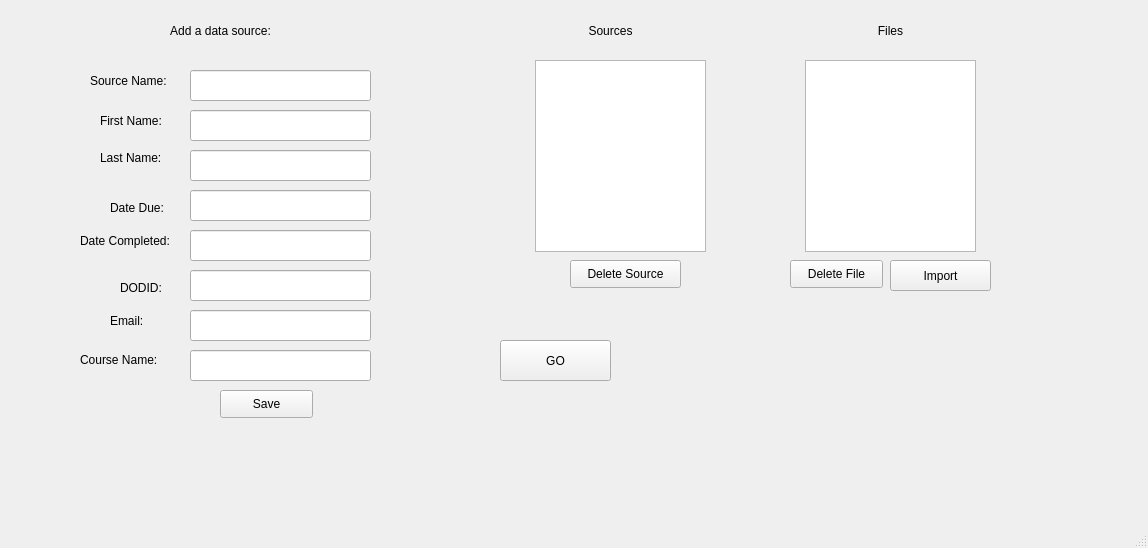
Qt form src/uiFile.ui (andrewh1011/project_elevate) before a commit.
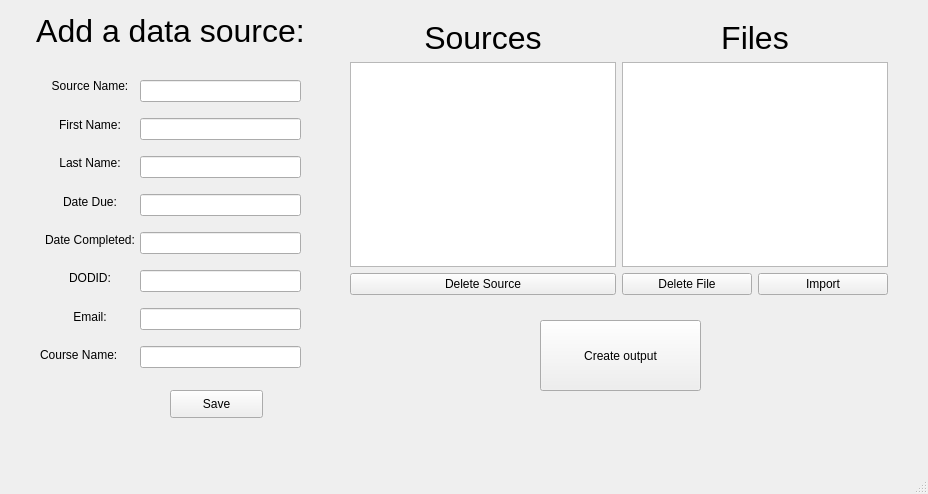
The same form after that commit.

Commit message: UI now has standardized layouts and fonts

The edit to the form file:
```diff
--- a/src/uiFile.ui
+++ b/src/uiFile.ui
@@ -6,137 +6,52 @@
    <rect>
     <x>0</x>
     <y>0</y>
-    <width>1148</width>
-    <height>548</height>
+    <width>928</width>
+    <height>494</height>
    </rect>
   </property>
+  <property name="font">
+   <font>
+    <family>Arial</family>
+   </font>
+  </property>
   <property name="windowTitle">
    <string>Project Elevate</string>
   </property>
   <widget class="QWidget" name="centralwidget">
-   <widget class="QPushButton" name="importButton">
-    <property name="geometry">
-     <rect>
-      <x>890</x>
-      <y>260</y>
-      <width>101</width>
-      <height>31</height>
-     </rect>
-    </property>
-    <property name="text">
-     <string>Import</string>
-    </property>
-   </widget>
-   <widget class="QListWidget" name="fileList">
-    <property name="geometry">
-     <rect>
-      <x>805</x>
-      <y>60</y>
-      <width>171</width>
-      <height>192</height>
-     </rect>
-    </property>
-   </widget>
-   <widget class="QPushButton" name="deleteFileBtn">
-    <property name="geometry">
-     <rect>
-      <x>790</x>
-      <y>260</y>
-      <width>93</width>
-      <height>28</height>
-     </rect>
-    </property>
-    <property name="text">
-     <string>Delete File</string>
-    </property>
-   </widget>
-   <widget class="QLineEdit" name="dodid">
-    <property name="geometry">
-     <rect>
-      <x>190</x>
-      <y>270</y>
-      <width>181</width>
-      <height>31</height>
-     </rect>
-    </property>
-    <property name="text">
-     <string/>
-    </property>
-   </widget>
-   <widget class="QLabel" name="label_3">
-    <property name="geometry">
-     <rect>
-      <x>110</x>
-      <y>200</y>
-      <width>71</width>
-      <height>16</height>
-     </rect>
-    </property>
-    <property name="text">
-     <string>Date Due:</string>
-    </property>
-   </widget>
    <widget class="QPushButton" name="saveSourceBtn">
     <property name="geometry">
      <rect>
-      <x>220</x>
+      <x>170</x>
       <y>390</y>
       <width>93</width>
       <height>28</height>
      </rect>
     </property>
+    <property name="font">
+     <font>
+      <family>Arial</family>
+     </font>
+    </property>
     <property name="text">
      <string>Save</string>
     </property>
    </widget>
-   <widget class="QLineEdit" name="sourceName">
-    <property name="geometry">
-     <rect>
-      <x>190</x>
-      <y>70</y>
-      <width>181</width>
-      <height>31</height>
-     </rect>
-    </property>
-    <property name="text">
-     <string/>
-    </property>
-   </widget>
-   <widget class="QLineEdit" name="dueDate">
-    <property name="geometry">
-     <rect>
-      <x>190</x>
-      <y>190</y>
-      <width>181</width>
-      <height>31</height>
-     </rect>
-    </property>
-    <property name="text">
-     <string/>
-    </property>
-   </widget>
-   <widget class="QLabel" name="label_2">
-    <property name="geometry">
-     <rect>
-      <x>90</x>
-      <y>70</y>
-      <width>101</width>
-      <height>21</height>
-     </rect>
-    </property>
-    <property name="text">
-     <string>Source Name:</string>
-    </property>
-   </widget>
    <widget class="QLabel" name="label_5">
     <property name="geometry">
      <rect>
-      <x>60</x>
+      <x>10</x>
       <y>10</y>
       <width>321</width>
       <height>41</height>
      </rect>
     </property>
+    <property name="font">
+     <font>
+      <family>Arial</family>
+      <pointsize>24</pointsize>
+     </font>
+    </property>
     <property name="text">
      <string>Add a data source:</string>
     </property>
@@ -144,229 +59,344 @@
      <set>Qt::AlignCenter</set>
     </property>
    </widget>
-   <widget class="QLineEdit" name="firstName">
-    <property name="geometry">
-     <rect>
-      <x>190</x>
-      <y>110</y>
-      <width>181</width>
-      <height>31</height>
-     </rect>
-    </property>
-    <property name="text">
-     <string/>
-    </property>
-   </widget>
-   <widget class="QLabel" name="label_4">
-    <property name="geometry">
-     <rect>
-      <x>120</x>
-      <y>280</y>
-      <width>61</width>
-      <height>16</height>
-     </rect>
-    </property>
-    <property name="text">
-     <string>DODID:</string>
-    </property>
-   </widget>
-   <widget class="QLabel" name="label_6">
-    <property name="geometry">
-     <rect>
-      <x>100</x>
-      <y>110</y>
-      <width>81</width>
-      <height>21</height>
-     </rect>
-    </property>
-    <property name="text">
-     <string>First Name:</string>
-    </property>
-   </widget>
    <widget class="QLabel" name="actionLabel">
     <property name="geometry">
      <rect>
-      <x>80</x>
-      <y>450</y>
+      <x>360</x>
+      <y>410</y>
       <width>521</width>
       <height>16</height>
      </rect>
     </property>
-    <property name="text">
-     <string/>
+    <property name="font">
+     <font>
+      <family>Arial</family>
+      <pointsize>15</pointsize>
+     </font>
     </property>
-   </widget>
-   <widget class="QListWidget" name="sourceList">
-    <property name="geometry">
-     <rect>
-      <x>535</x>
-      <y>60</y>
-      <width>171</width>
-      <height>192</height>
-     </rect>
+    <property name="mouseTracking">
+     <bool>false</bool>
     </property>
-   </widget>
-   <widget class="QPushButton" name="deleteSourceBtn">
-    <property name="geometry">
-     <rect>
-      <x>570</x>
-      <y>260</y>
-      <width>111</width>
-      <height>28</height>
-     </rect>
-    </property>
     <property name="text">
-     <string>Delete Source</string>
+     <string/>
     </property>
-   </widget>
-   <widget class="QLabel" name="label_7">
-    <property name="geometry">
-     <rect>
-      <x>450</x>
-      <y>10</y>
-      <width>321</width>
-      <height>41</height>
-     </rect>
-    </property>
-    <property name="text">
-     <string>Sources</string>
-    </property>
     <property name="alignment">
      <set>Qt::AlignCenter</set>
     </property>
    </widget>
-   <widget class="QLabel" name="label_8">
-    <property name="geometry">
-     <rect>
-      <x>730</x>
-      <y>10</y>
-      <width>321</width>
-      <height>41</height>
-     </rect>
-    </property>
-    <property name="text">
-     <string>Files</string>
-    </property>
-    <property name="alignment">
-     <set>Qt::AlignCenter</set>
-    </property>
-   </widget>
-   <widget class="QLineEdit" name="lastName">
-    <property name="geometry">
-     <rect>
-      <x>190</x>
-      <y>150</y>
-      <width>181</width>
-      <height>31</height>
-     </rect>
-    </property>
-    <property name="text">
-     <string/>
-    </property>
-   </widget>
-   <widget class="QLabel" name="label_9">
-    <property name="geometry">
-     <rect>
-      <x>100</x>
-      <y>150</y>
-      <width>71</width>
-      <height>16</height>
-     </rect>
-    </property>
-    <property name="text">
-     <string>Last Name:</string>
-    </property>
-   </widget>
-   <widget class="QLabel" name="label_10">
-    <property name="geometry">
-     <rect>
-      <x>80</x>
-      <y>230</y>
-      <width>111</width>
-      <height>21</height>
-     </rect>
-    </property>
-    <property name="text">
-     <string>Date Completed:</string>
-    </property>
-   </widget>
-   <widget class="QLineEdit" name="compDate">
-    <property name="geometry">
-     <rect>
-      <x>190</x>
-      <y>230</y>
-      <width>181</width>
-      <height>31</height>
-     </rect>
-    </property>
-    <property name="text">
-     <string/>
-    </property>
-   </widget>
    <widget class="QPushButton" name="startBtn">
     <property name="geometry">
      <rect>
-      <x>500</x>
-      <y>340</y>
-      <width>111</width>
-      <height>41</height>
+      <x>540</x>
+      <y>320</y>
+      <width>161</width>
+      <height>71</height>
      </rect>
     </property>
-    <property name="text">
-     <string>GO</string>
+    <property name="font">
+     <font>
+      <family>Arial</family>
+     </font>
     </property>
-   </widget>
-   <widget class="QLineEdit" name="email">
-    <property name="geometry">
-     <rect>
-      <x>190</x>
-      <y>310</y>
-      <width>181</width>
-      <height>31</height>
-     </rect>
+    <property name="styleSheet">
+     <string notr="true"/>
     </property>
     <property name="text">
-     <string/>
+     <string>Create output</string>
     </property>
    </widget>
-   <widget class="QLineEdit" name="courseName">
+   <widget class="QWidget" name="layoutWidget">
     <property name="geometry">
      <rect>
-      <x>190</x>
-      <y>350</y>
-      <width>181</width>
-      <height>31</height>
+      <x>40</x>
+      <y>70</y>
+      <width>100</width>
+      <height>301</height>
      </rect>
     </property>
-    <property name="text">
-     <string/>
-    </property>
+    <layout class="QVBoxLayout" name="verticalLayout">
+     <item>
+      <widget class="QLabel" name="label_2">
+       <property name="font">
+        <font>
+         <family>Arial</family>
+        </font>
+       </property>
+       <property name="text">
+        <string>Source Name:</string>
+       </property>
+       <property name="alignment">
+        <set>Qt::AlignCenter</set>
+       </property>
+      </widget>
+     </item>
+     <item>
+      <widget class="QLabel" name="label_6">
+       <property name="font">
+        <font>
+         <family>Arial</family>
+        </font>
+       </property>
+       <property name="text">
+        <string>First Name:</string>
+       </property>
+       <property name="alignment">
+        <set>Qt::AlignCenter</set>
+       </property>
+      </widget>
+     </item>
+     <item>
+      <widget class="QLabel" name="label_9">
+       <property name="font">
+        <font>
+         <family>Arial</family>
+        </font>
+       </property>
+       <property name="text">
+        <string>Last Name:</string>
+       </property>
+       <property name="alignment">
+        <set>Qt::AlignCenter</set>
+       </property>
+      </widget>
+     </item>
+     <item>
+      <widget class="QLabel" name="label_3">
+       <property name="font">
+        <font>
+         <family>Arial</family>
+        </font>
+       </property>
+       <property name="text">
+        <string>Date Due:</string>
+       </property>
+       <property name="alignment">
+        <set>Qt::AlignCenter</set>
+       </property>
+      </widget>
+     </item>
+     <item>
+      <widget class="QLabel" name="label_10">
+       <property name="font">
+        <font>
+         <family>Arial</family>
+        </font>
+       </property>
+       <property name="text">
+        <string>Date Completed:</string>
+       </property>
+       <property name="alignment">
+        <set>Qt::AlignCenter</set>
+       </property>
+      </widget>
+     </item>
+     <item>
+      <widget class="QLabel" name="label_4">
+       <property name="font">
+        <font>
+         <family>Arial</family>
+        </font>
+       </property>
+       <property name="text">
+        <string>DODID:</string>
+       </property>
+       <property name="alignment">
+        <set>Qt::AlignCenter</set>
+       </property>
+      </widget>
+     </item>
+     <item>
+      <widget class="QLabel" name="label_11">
+       <property name="font">
+        <font>
+         <family>Arial</family>
+        </font>
+       </property>
+       <property name="text">
+        <string>Email:</string>
+       </property>
+       <property name="alignment">
+        <set>Qt::AlignCenter</set>
+       </property>
+      </widget>
+     </item>
+     <item>
+      <widget class="QLabel" name="label_12">
+       <property name="font">
+        <font>
+         <family>Arial</family>
+        </font>
+       </property>
+       <property name="text">
+        <string>Course Name:</string>
+       </property>
+      </widget>
+     </item>
+    </layout>
    </widget>
-   <widget class="QLabel" name="label_11">
+   <widget class="QWidget" name="layoutWidget">
     <property name="geometry">
      <rect>
-      <x>110</x>
-      <y>310</y>
-      <width>111</width>
-      <height>21</height>
+      <x>140</x>
+      <y>70</y>
+      <width>161</width>
+      <height>311</height>
      </rect>
     </property>
-    <property name="text">
-     <string>Email:</string>
-    </property>
+    <layout class="QVBoxLayout" name="verticalLayout_2">
+     <item>
+      <widget class="QLineEdit" name="sourceName">
+       <property name="text">
+        <string/>
+       </property>
+      </widget>
+     </item>
+     <item>
+      <widget class="QLineEdit" name="firstName">
+       <property name="text">
+        <string/>
+       </property>
+      </widget>
+     </item>
+     <item>
+      <widget class="QLineEdit" name="lastName">
+       <property name="text">
+        <string/>
+       </property>
+      </widget>
+     </item>
+     <item>
+      <widget class="QLineEdit" name="dueDate">
+       <property name="text">
+        <string/>
+       </property>
+      </widget>
+     </item>
+     <item>
+      <widget class="QLineEdit" name="compDate">
+       <property name="text">
+        <string/>
+       </property>
+      </widget>
+     </item>
+     <item>
+      <widget class="QLineEdit" name="dodid">
+       <property name="text">
+        <string/>
+       </property>
+      </widget>
+     </item>
+     <item>
+      <widget class="QLineEdit" name="email">
+       <property name="text">
+        <string/>
+       </property>
+      </widget>
+     </item>
+     <item>
+      <widget class="QLineEdit" name="courseName">
+       <property name="text">
+        <string/>
+       </property>
+      </widget>
+     </item>
+    </layout>
    </widget>
-   <widget class="QLabel" name="label_12">
+   <widget class="QWidget" name="layoutWidget">
     <property name="geometry">
      <rect>
-      <x>80</x>
-      <y>350</y>
-      <width>91</width>
-      <height>20</height>
+      <x>350</x>
+      <y>20</y>
+      <width>538</width>
+      <height>275</height>
      </rect>
     </property>
-    <property name="text">
-     <string>Course Name:</string>
-    </property>
+    <layout class="QHBoxLayout" name="horizontalLayout_2">
+     <item>
+      <layout class="QVBoxLayout" name="verticalLayout_3">
+       <item>
+        <widget class="QLabel" name="label_7">
+         <property name="font">
+          <font>
+           <pointsize>24</pointsize>
+          </font>
+         </property>
+         <property name="text">
+          <string>Sources</string>
+         </property>
+         <property name="alignment">
+          <set>Qt::AlignCenter</set>
+         </property>
+        </widget>
+       </item>
+       <item>
+        <widget class="QListWidget" name="sourceList"/>
+       </item>
+       <item>
+        <widget class="QPushButton" name="deleteSourceBtn">
+         <property name="font">
+          <font>
+           <family>Arial</family>
+          </font>
+         </property>
+         <property name="text">
+          <string>Delete Source</string>
+         </property>
+        </widget>
+       </item>
+      </layout>
+     </item>
+     <item>
+      <layout class="QVBoxLayout" name="verticalLayout_4">
+       <item>
+        <widget class="QLabel" name="label_8">
+         <property name="font">
+          <font>
+           <pointsize>24</pointsize>
+          </font>
+         </property>
+         <property name="text">
+          <string>Files</string>
+         </property>
+         <property name="alignment">
+          <set>Qt::AlignCenter</set>
+         </property>
+        </widget>
+       </item>
+       <item>
+        <widget class="QListWidget" name="fileList"/>
+       </item>
+       <item>
+        <layout class="QHBoxLayout" name="horizontalLayout">
+         <item>
+          <widget class="QPushButton" name="deleteFileBtn">
+           <property name="font">
+            <font>
+             <family>Arial</family>
+            </font>
+           </property>
+           <property name="text">
+            <string>Delete File</string>
+           </property>
+          </widget>
+         </item>
+         <item>
+          <widget class="QPushButton" name="importButton">
+           <property name="font">
+            <font>
+             <family>Arial</family>
+            </font>
+           </property>
+           <property name="text">
+            <string>Import</string>
+           </property>
+          </widget>
+         </item>
+        </layout>
+       </item>
+      </layout>
+     </item>
+    </layout>
    </widget>
   </widget>
   <widget class="QMenuBar" name="menubar">
```
Left out of the diff: 4 changed lines with no effect on the pictures. The commit also changes 4 other files.
